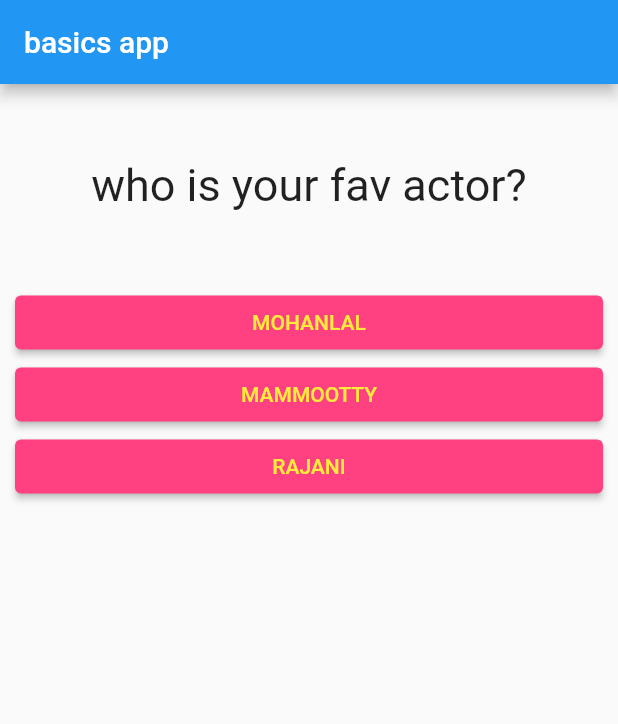
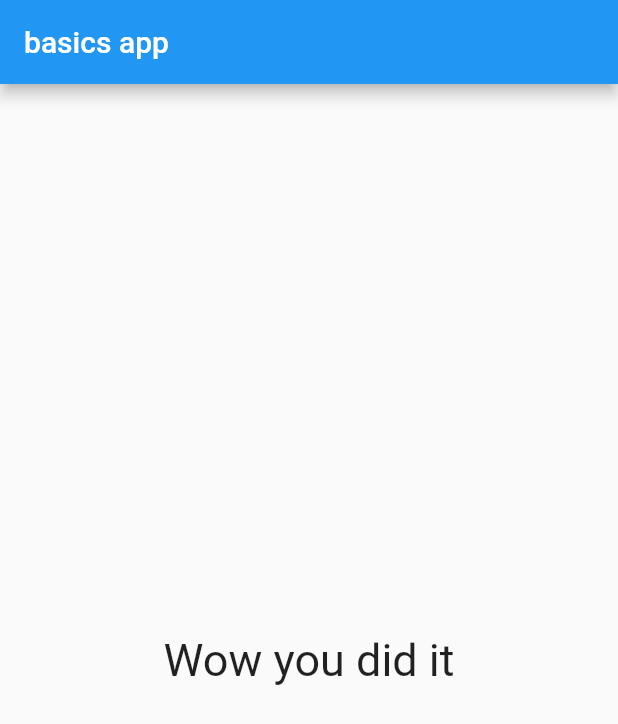
Before and after one commit to Abhilash-Puthukkudi/flutter_refresher, a Flutter app: the screen it shows after launch, after a tap on "MOHANLAL", after a tap on "VIJAY", after a tap on "BIRD", on a phone screen of 412 x 824 dp. Shown: the top 724 px of the screen. Run offline on Flutter 3.47's test engine with Material 2 defaults, Android fonts, the phone set to English and light mode, and no system bars.

Commit message:
complered msg addedd after 3 question

```diff
--- a/basics/quizapp/lib/main.dart
+++ b/basics/quizapp/lib/main.dart
@@ -28,11 +28,7 @@ class _MyappState extends State<Myapp> {
 
   void answerQuestion() {
     setState(() {
-      if (_questionIndex == 2) {
-        _questionIndex = _questionIndex - 2;
-      } else {
       _questionIndex = _questionIndex + 1;
-      }
     });
 
     log(_questionIndex.toString());
@@ -62,21 +58,27 @@ class _MyappState extends State<Myapp> {
           appBar: AppBar(
             title: const Text("basics app"),
           ),
-        body: Column(
+          body: _questionIndex <= 2
+              ? Column(
                   // ignore: prefer_const_literals_to_create_immutables
                   children: [
                     Question(
-              question: questions[_questionIndex]['QuestionText'].toString(),
+                      question:
+                          questions[_questionIndex]['QuestionText'].toString(),
                     ),
-            ...(questions[_questionIndex]['Answers'] as List).map((answer) {
+                    ...(questions[_questionIndex]['Answers'] as List)
+                        .map((answer) {
                       return Answer(
                         onpressed: answerQuestion,
                         buttonText: answer,
                       );
                     }).toList(),
                   ],
-        ),
-      ),
+                )
+              : Center(
+                  child: Question(
+                  question: "Wow you did it",
+                ))),
       //home is core widget that flutter bring into the screen
     );
   }
```
Lines whose indentation alone changed are shown as unchanged.
